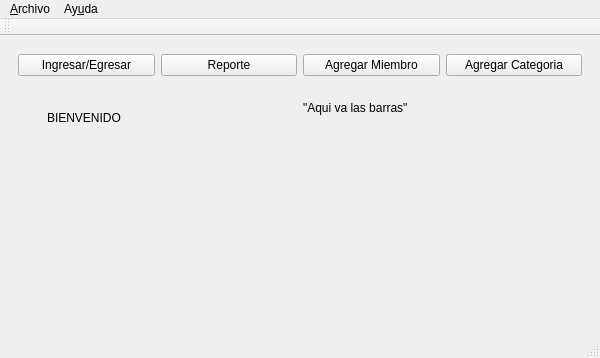
The window that pantalla_principal.ui (AlexeiM2/hvgj) describes before a commit, drawn with Qt 5.
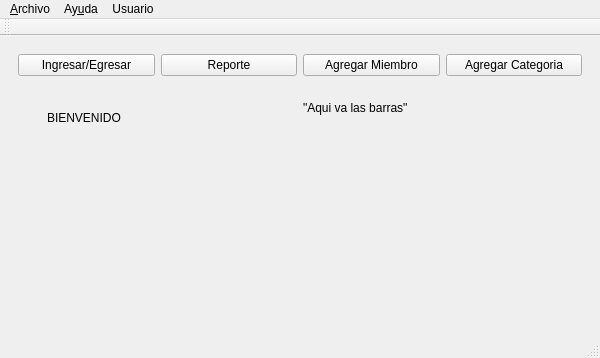
The same window after the commit. Icons and pictures are not drawn.

Patch:
```diff
--- a/pantalla_principal.ui
+++ b/pantalla_principal.ui
@@ -158,7 +158,7 @@
      <x>0</x>
      <y>0</y>
      <width>600</width>
-     <height>21</height>
+     <height>22</height>
     </rect>
    </property>
    <widget class="QMenu" name="menuArchivo">
@@ -179,8 +179,15 @@
     </property>
     <addaction name="actionAcerca_de"/>
    </widget>
+   <widget class="QMenu" name="menuUsuario">
+    <property name="title">
+     <string>Usuario</string>
+    </property>
+    <addaction name="actionMi_perfil"/>
+   </widget>
    <addaction name="menuArchivo"/>
    <addaction name="menuAyuda"/>
+   <addaction name="menuUsuario"/>
   </widget>
   <widget class="QStatusBar" name="statusbar"/>
   <widget class="QToolBar" name="toolBar">
```
Left out of the diff: 13 changed lines with no effect on the pictures.
